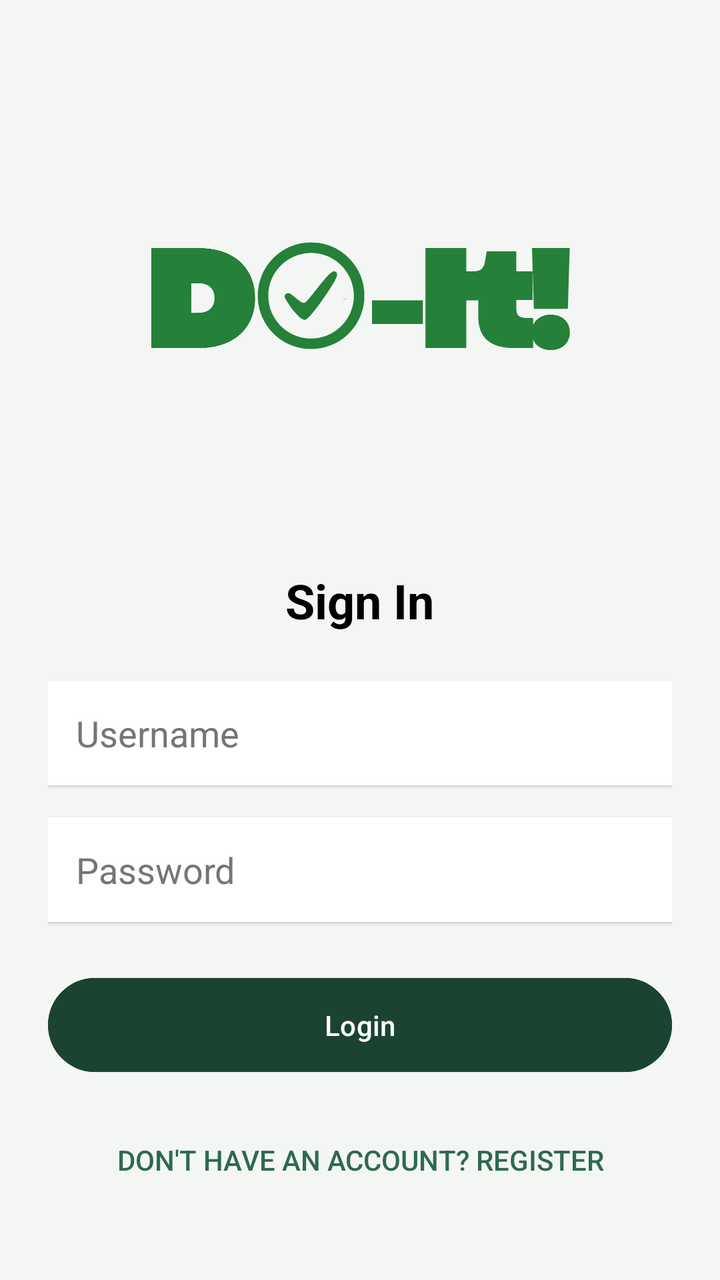
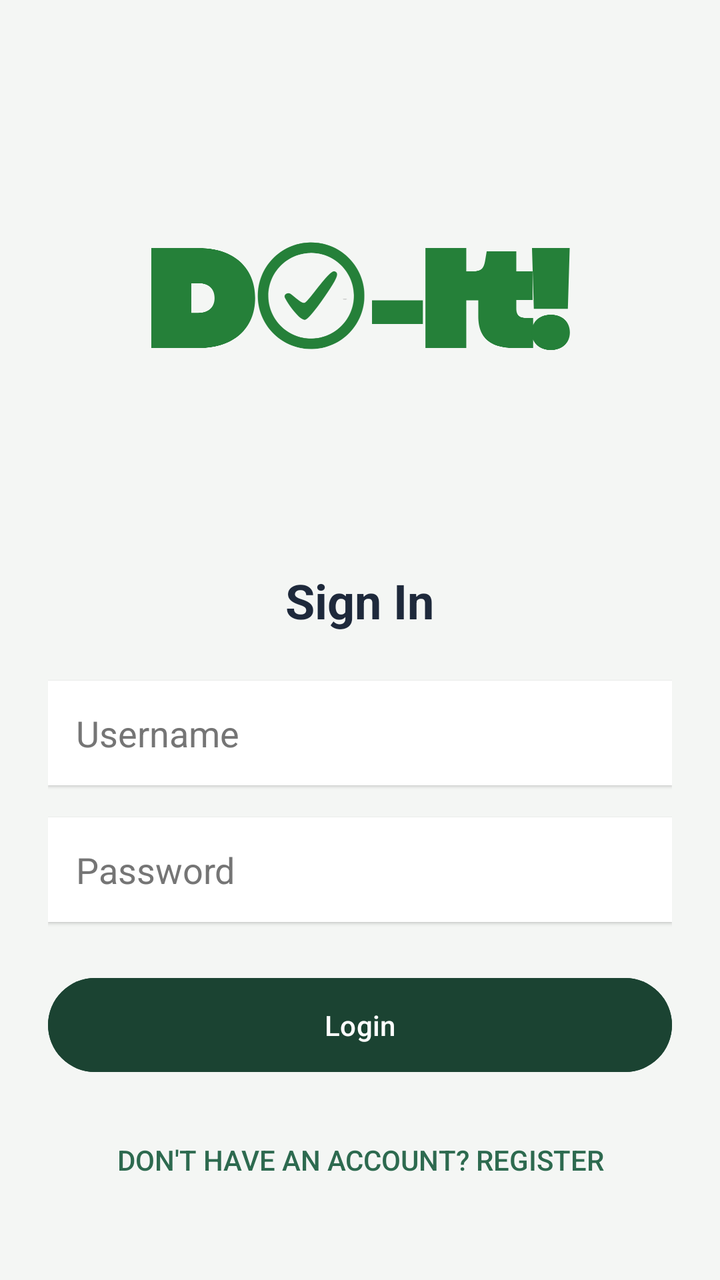

Two renders of the same Android screen: before a commit and after it. Below are the layout's source before the change and the commit's diff.
<!-- AndroidManifest.xml: application theme Theme.FreddyMercury -->
<!-- res/layout/activity_log_in.xml -->
<?xml version="1.0" encoding="utf-8"?>
<LinearLayout xmlns:android="http://schemas.android.com/apk/res/android"
    android:layout_width="match_parent"
    android:layout_height="match_parent"
    android:background="@color/bg_light"
    android:gravity="center"
    android:orientation="vertical"
    android:padding="24dp">

    <ImageView
        android:layout_width="211dp"
        android:layout_height="224dp"
        android:layout_marginBottom="24dp"
        android:src="@drawable/do_it_" />

    <TextView
        android:layout_width="wrap_content"
        android:layout_height="wrap_content"
        android:layout_marginBottom="24dp"
        android:text="Sign In"
        android:textColor="#000000"
        android:textSize="24sp"
        android:textStyle="bold" />

    <EditText
        android:id="@+id/usernameInput"
        android:layout_width="match_parent"
        android:layout_height="wrap_content"
        android:layout_marginBottom="16dp"
        android:background="@android:color/white"
        android:elevation="1dp"
        android:hint="Username"
        android:inputType="textPersonName"
        android:padding="14dp"
        android:textColor="#000000"
        android:textColorHint="#757575" />

    <EditText
        android:id="@+id/passwordInput"
        android:layout_width="match_parent"
        android:layout_height="wrap_content"
        android:layout_marginBottom="24dp"
        android:background="@android:color/white"
        android:elevation="1dp"
        android:hint="Password"
        android:inputType="textPassword"
        android:padding="14dp"
        android:textColor="#000000"
        android:textColorHint="#757575" />

    <Button
        android:id="@+id/loginBtn"
        android:layout_width="match_parent"
        android:layout_height="wrap_content"
        android:backgroundTint="@color/colorPrimary"
        android:padding="14dp"
        android:text="Login"
        android:textColor="#FFFFFF" />

    <Button
        android:id="@+id/SignUp"
        style="?android:attr/borderlessButtonStyle"
        android:layout_width="match_parent"
        android:layout_height="wrap_content"
        android:layout_marginTop="16dp"
        android:text="Don't have an account? Register"
        android:textColor="@color/colorAccent" />
</LinearLayout>
<!-- resources referenced by this layout -->
<resources>
  <color name="bg_light">#F4F6F4</color>
  <color name="colorAccent">#2D6A4F</color>
  <color name="colorPrimary">#1B4332</color>
  <!-- drawable do_it_: png bitmap (drawable, 39367 bytes) -->
  <style name="Theme.FreddyMercury" parent="Base.Theme.FreddyMercury" />
  <style name="Base.Theme.FreddyMercury" parent="Theme.Material3.DayNight.NoActionBar">
          
          
      </style>
</resources>

<!-- the commit's change to res/layout/activity_log_in.xml (unified diff, before → after) -->
@@ -18,7 +18,7 @@
         android:layout_height="wrap_content"
         android:layout_marginBottom="24dp"
         android:text="Sign In"
-        android:textColor="#000000"
+        android:textColor="@color/text_primary"
         android:textSize="24sp"
         android:textStyle="bold" />
 
<!-- resource entries referenced after the edit -->
@@ -3,6 +3,7 @@
   <color name="bg_light">#F4F6F4</color>
   <color name="colorAccent">#2D6A4F</color>
   <color name="colorPrimary">#1B4332</color>
+  <color name="text_primary">#1E293B</color>
   <!-- drawable do_it_: png bitmap (drawable, 39367 bytes) -->
   <style name="Theme.FreddyMercury" parent="Base.Theme.FreddyMercury" />
   <style name="Base.Theme.FreddyMercury" parent="Theme.Material3.DayNight.NoActionBar">
